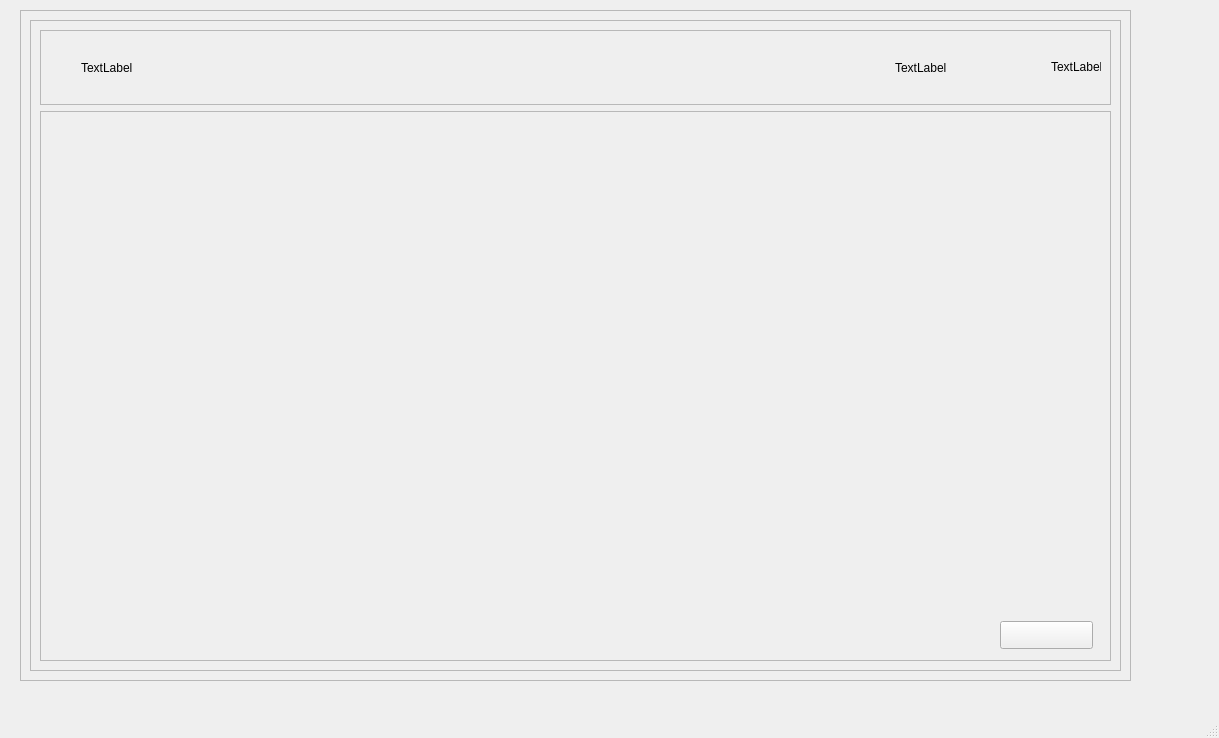
First picture: the form in views/playlist.ui, repository ximenaaloya/cloudymusic, before the edit.
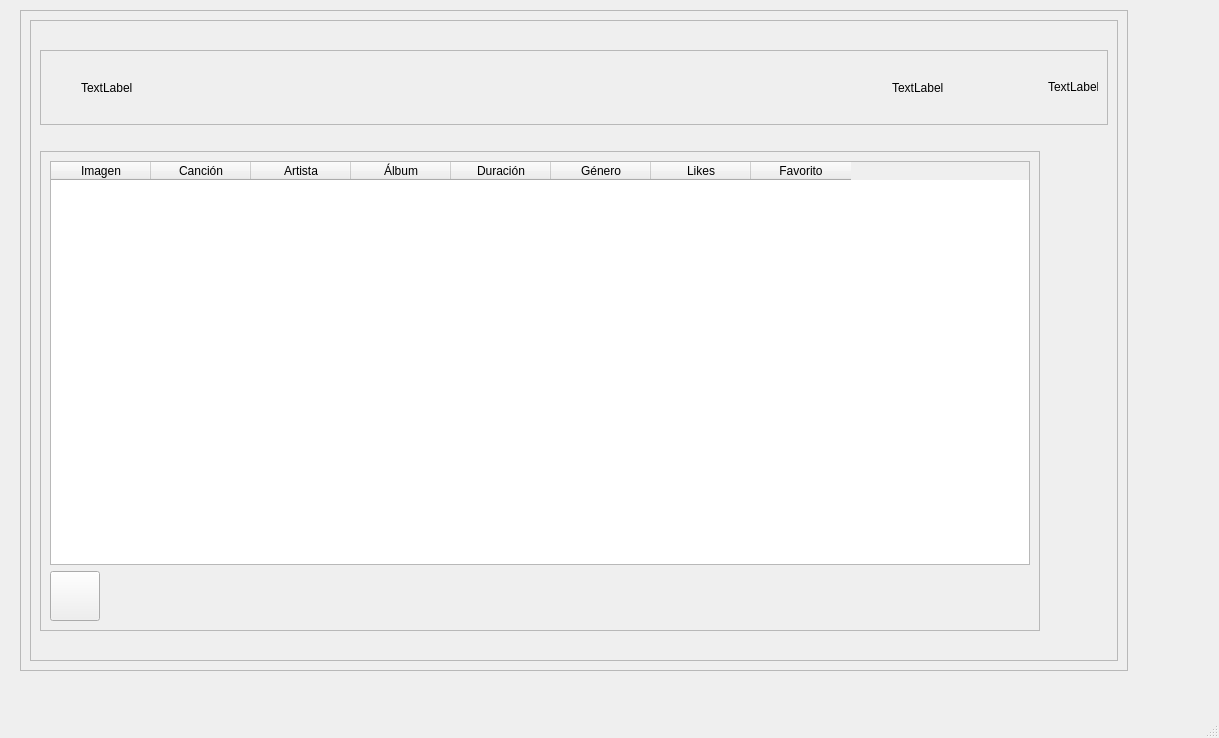
Second picture: the form after the edit. Icons and pictures are not drawn.

Diff of the .ui file:
```diff
--- a/views/playlist.ui
+++ b/views/playlist.ui
@@ -19,8 +19,8 @@
      <rect>
       <x>20</x>
       <y>10</y>
-      <width>1111</width>
-      <height>671</height>
+      <width>1108</width>
+      <height>661</height>
      </rect>
     </property>
     <property name="frameShape">
@@ -157,29 +157,105 @@
         </item>
         <item>
          <widget class="QFrame" name="frame_4">
+          <property name="minimumSize">
+           <size>
+            <width>1000</width>
+            <height>480</height>
+           </size>
+          </property>
+          <property name="maximumSize">
+           <size>
+            <width>1000</width>
+            <height>480</height>
+           </size>
+          </property>
           <property name="frameShape">
            <enum>QFrame::StyledPanel</enum>
           </property>
           <property name="frameShadow">
            <enum>QFrame::Raised</enum>
           </property>
-          <widget class="QPushButton" name="btn_agregar">
-           <property name="geometry">
-            <rect>
-             <x>960</x>
-             <y>510</y>
-             <width>93</width>
-             <height>28</height>
-            </rect>
-           </property>
-           <property name="text">
-            <string/>
-           </property>
-           <property name="icon">
-            <iconset>
-             <normaloff>../../../../../Downloads/music_more.png</normaloff>../../../../../Downloads/music_more.png</iconset>
-           </property>
-          </widget>
+          <layout class="QVBoxLayout" name="verticalLayout_3">
+           <item>
+            <widget class="QTableWidget" name="tableWidget">
+             <property name="minimumSize">
+              <size>
+               <width>0</width>
+               <height>0</height>
+              </size>
+             </property>
+             <property name="maximumSize">
+              <size>
+               <width>16777215</width>
+               <height>16777215</height>
+              </size>
+             </property>
+             <column>
+              <property name="text">
+               <string>Imagen</string>
+              </property>
+             </column>
+             <column>
+              <property name="text">
+               <string>Canción</string>
+              </property>
+             </column>
+             <column>
+              <property name="text">
+               <string>Artista</string>
+              </property>
+             </column>
+             <column>
+              <property name="text">
+               <string>Álbum</string>
+              </property>
+             </column>
+             <column>
+              <property name="text">
+               <string>Duración</string>
+              </property>
+             </column>
+             <column>
+              <property name="text">
+               <string>Género</string>
+              </property>
+             </column>
+             <column>
+              <property name="text">
+               <string>Likes</string>
+              </property>
+             </column>
+             <column>
+              <property name="text">
+               <string>Favorito</string>
+              </property>
+             </column>
+            </widget>
+           </item>
+           <item>
+            <widget class="QPushButton" name="btn_agregar">
+             <property name="minimumSize">
+              <size>
+               <width>50</width>
+               <height>50</height>
+              </size>
+             </property>
+             <property name="maximumSize">
+              <size>
+               <width>50</width>
+               <height>50</height>
+              </size>
+             </property>
+             <property name="text">
+              <string/>
+             </property>
+             <property name="icon">
+              <iconset>
+               <normaloff>../../../../../Downloads/music_more.png</normaloff>../../../../../Downloads/music_more.png</iconset>
+             </property>
+            </widget>
+           </item>
+          </layout>
          </widget>
         </item>
        </layout>
```
